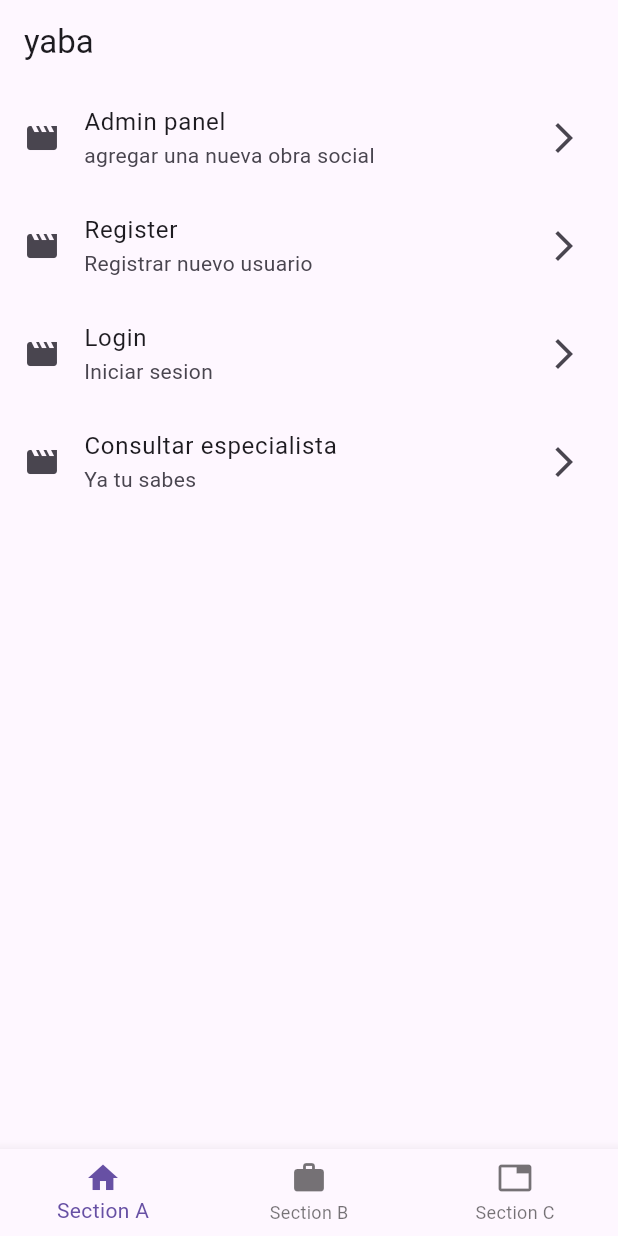
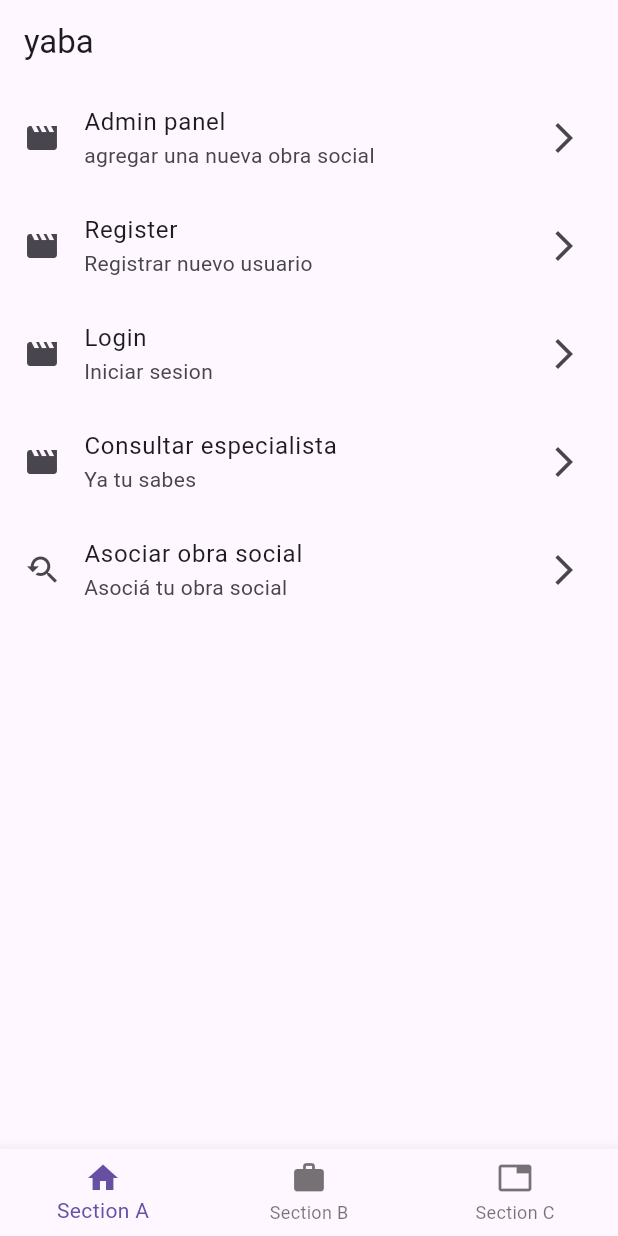
Before and after one commit to Sixela33/AutoGuard, a Flutter app: the HomeScreen screen opened by its route, on a phone screen of 412 x 824 dp. Run offline on Flutter 3.47's test engine with Material 3 defaults, Android fonts, the phone set to English and light mode, and no system bars; our stand-ins replace cloud_firestore, firebase_auth, firebase_core, flutter_dotenv, flutter_riverpod, go_router; missing offline and left inert: dart_openai; accounts and stored records are empty.

```diff
--- a/lib/core/appRouter.dart
+++ b/lib/core/appRouter.dart
@@ -53,7 +53,10 @@ final appRouter = GoRouter(
           path: 'register',
           builder: (context, state) => RegistrationScreen(),
         ),
-
+        GoRoute(
+          path: 'asociarObraSocial',
+          builder: (context, state) => AgregarObraSocial()
+        ),
       ]
     )
 
--- a/lib/core/menu/menu_items.dart
+++ b/lib/core/menu/menu_items.dart
@@ -34,4 +34,10 @@ const List<MenuItem> menuItems = [
     icon: Icons.movie,
     link: '/especialista'
   ),
+    MenuItem(
+    title: "Asociar obra social",
+  subtitle:  "Asociá tu obra social",
+  icon: Icons.youtube_searched_for_outlined,
+  link: "/asociarObraSocial"
+  ),
 ];
```
Also changed, not shown: 1 other file.
